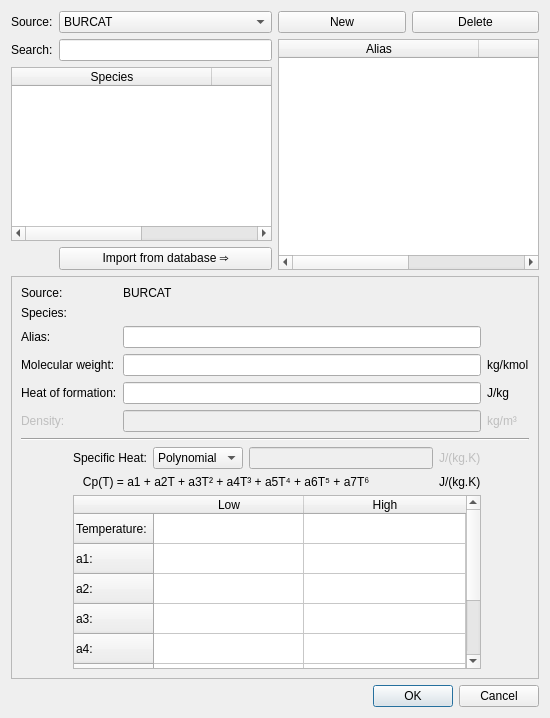
Before: the Qt Designer form gui/uifiles/species_popup.ui in truongd8593/mfix, drawn with Qt 5.
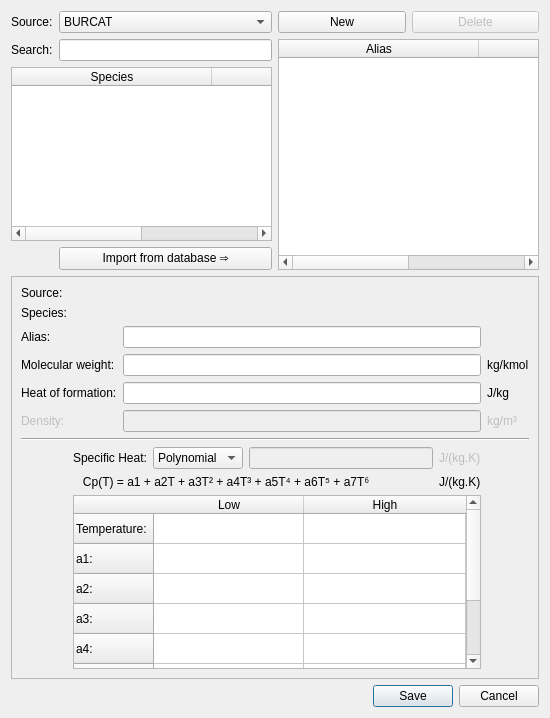
After: the same form once the commit is applied.

Commit message: work on species selector

What changed in the file:
```diff
--- a/gui/uifiles/species_popup.ui
+++ b/gui/uifiles/species_popup.ui
@@ -112,7 +112,10 @@
           </widget>
          </item>
          <item>
-          <widget class="QPushButton" name="pushButton_2">
+          <widget class="QPushButton" name="pushbutton_delete">
+           <property name="enabled">
+            <bool>false</bool>
+           </property>
            <property name="sizePolicy">
             <sizepolicy hsizetype="Minimum" vsizetype="Fixed">
              <horstretch>0</horstretch>
@@ -187,7 +190,7 @@
       <item row="0" column="2">
        <widget class="QLabel" name="label_species_source">
         <property name="text">
-         <string>BURCAT</string>
+         <string/>
         </property>
        </widget>
       </item>
@@ -417,7 +420,7 @@
       <enum>Qt::Horizontal</enum>
      </property>
      <property name="standardButtons">
-      <set>QDialogButtonBox::Cancel|QDialogButtonBox::Ok</set>
+      <set>QDialogButtonBox::Cancel|QDialogButtonBox::Save</set>
      </property>
     </widget>
    </item>
```
Left out of the diff: 27 changed lines with no effect on the pictures. The commit also changes 1 other file.
